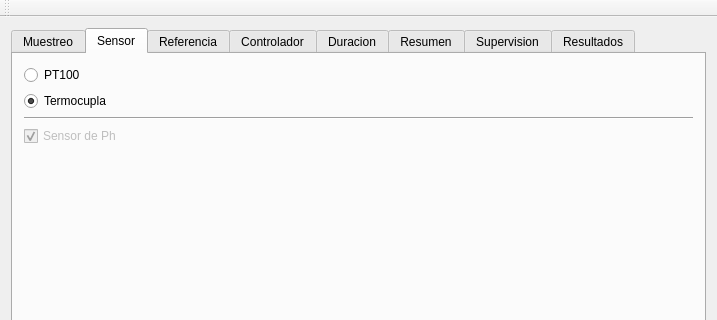
First picture: the form in Prototipo/control_temperatura/mainwindow.ui, repository AgustinAllegui/temperatura_raspberry, before the edit; both pictures show x 0 to 717 and y 0 to 320 of the 717 by 609 pixel window.
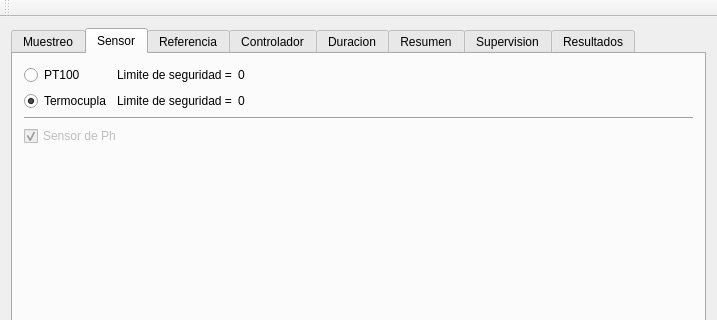
Second picture: the form after the edit. Custom widgets are drawn as their Qt base class.

Commit message: añadido archivo de configuracion ini con limites de seguridad para sensores

```diff
--- a/Prototipo/control_temperatura/mainwindow.ui
+++ b/Prototipo/control_temperatura/mainwindow.ui
@@ -83,16 +83,29 @@
        </attribute>
        <layout class="QVBoxLayout" name="verticalLayout_3">
         <item>
-         <widget class="QRadioButton" name="rb_PT100">
+         <layout class="QGridLayout" name="gridLayout_2">
+          <item row="0" column="1">
+           <widget class="QLabel" name="label">
           <property name="text">
-           <string>PT100</string>
-          </property>
-          <property name="checked">
-           <bool>false</bool>
+             <string>Limite de seguridad =</string>
+            </property>
+           </widget>
+          </item>
+          <item row="0" column="2">
+           <widget class="QLabel" name="label_PT100_safeLimit">
+            <property name="text">
+             <string>0</string>
           </property>
          </widget>
         </item>
-        <item>
+          <item row="1" column="2">
+           <widget class="QLabel" name="label_Termocupla_safeLimit">
+            <property name="text">
+             <string>0</string>
+            </property>
+           </widget>
+          </item>
+          <item row="1" column="0">
          <widget class="QRadioButton" name="rb_term">
           <property name="text">
            <string>Termocupla</string>
@@ -102,6 +115,38 @@
           </property>
          </widget>
         </item>
+          <item row="0" column="3" rowspan="2">
+           <spacer name="horizontalSpacer_7">
+            <property name="orientation">
+             <enum>Qt::Horizontal</enum>
+            </property>
+            <property name="sizeHint" stdset="0">
+             <size>
+              <width>40</width>
+              <height>20</height>
+             </size>
+            </property>
+           </spacer>
+          </item>
+          <item row="1" column="1">
+           <widget class="QLabel" name="label_2">
+            <property name="text">
+             <string>Limite de seguridad =</string>
+            </property>
+           </widget>
+          </item>
+          <item row="0" column="0">
+           <widget class="QRadioButton" name="rb_PT100">
+            <property name="text">
+             <string>PT100</string>
+            </property>
+            <property name="checked">
+             <bool>false</bool>
+            </property>
+           </widget>
+          </item>
+         </layout>
+        </item>
         <item>
          <widget class="Line" name="line_2">
           <property name="orientation">
```
Left out of the diff: 4 changed lines with no effect on the pictures. Lines whose indentation alone changed are shown as unchanged. The commit also changes 8 other files.
